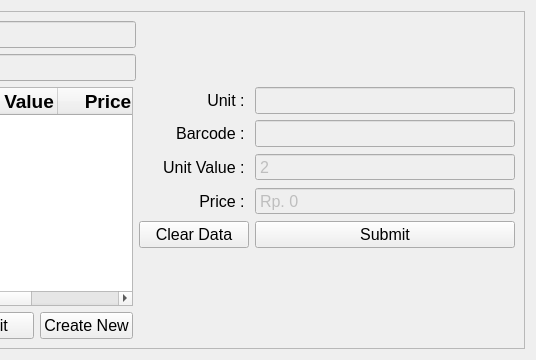
Qt form ui/price_unit.ui (michael-halim/pos) before a commit; both pictures show x 264 to 800 and y 0 to 360 of the 800 by 360 pixel window.
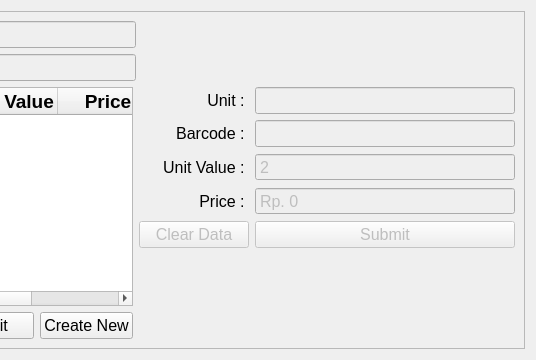
The same form after that commit.

Commit message: Patch#17: Master Stock Components - Added Basic Feature of Master Stock - Fix Purchasing and Suppliers Dialog Structure - Fix Master Stock UI - Remove Unnecesarry Print Logs - Added Last Price and Average Price in Products - Update seed.py - Fix Create Module Structure

Diff of the .ui file:
```diff
--- a/ui/price_unit.ui
+++ b/ui/price_unit.ui
@@ -353,6 +353,9 @@
             </item>
             <item row="5" column="0">
              <widget class="QPushButton" name="clear_data_price_unit_button">
+              <property name="enabled">
+               <bool>false</bool>
+              </property>
               <property name="minimumSize">
                <size>
                 <width>110</width>
@@ -371,6 +374,9 @@
             </item>
             <item row="5" column="1">
              <widget class="QPushButton" name="submit_price_unit_button">
+              <property name="enabled">
+               <bool>false</bool>
+              </property>
               <property name="font">
                <font>
                 <pointsize>12</pointsize>
```
The commit also changes 22 other files.
